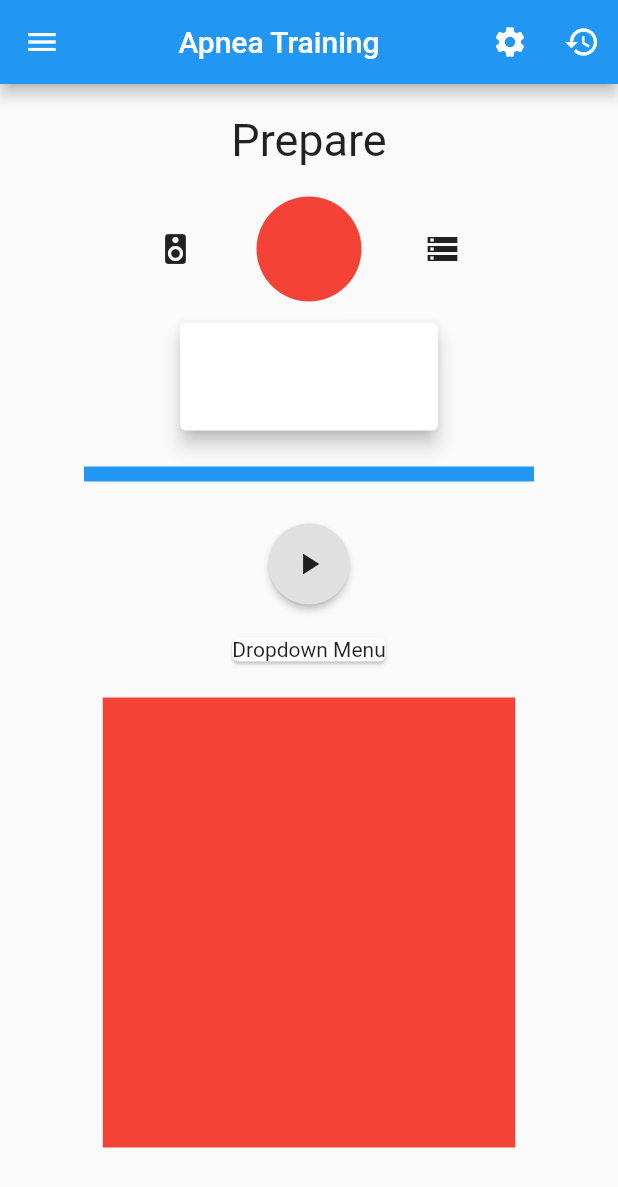
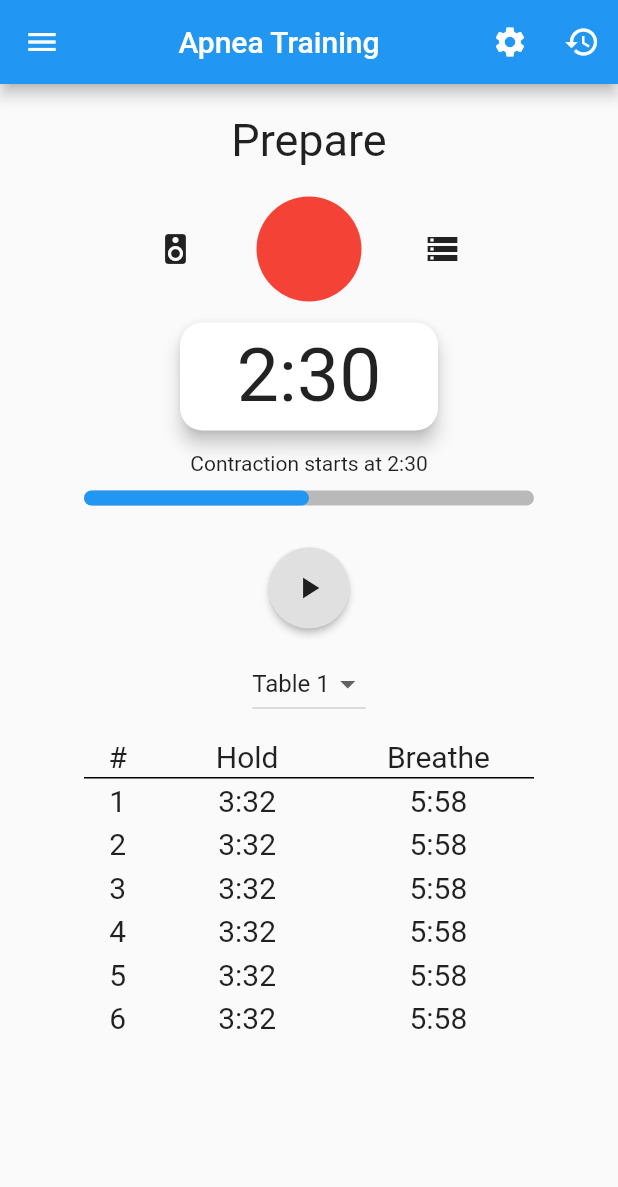
Before and after one commit to YuChaoGithub/flutter-apnea-app, a Flutter app: the screen it shows after launch, on a phone screen of 412 x 824 dp. Shown: the top 1187 px of the screen. Run offline on Flutter 3.47's test engine with Material 2 defaults, Android fonts, the phone set to English and light mode, and no system bars; drawn by our look-alikes of flutter_animation_progress_bar.

Commit message:
Completed widgets. The overall appearance is completed.

```diff
--- a/lib/screens/training_screen.dart
+++ b/lib/screens/training_screen.dart
@@ -1,6 +1,8 @@
-import 'package:apnea/widgets/drawer_widget.dart';
 import 'package:flutter/material.dart';
 
+import '../widgets/progress_bar.dart';
+import '../widgets/timer_widget.dart';
+import '../widgets/drawer_widget.dart';
 import './customize_tables_screen.dart';
 import './training_history_screen.dart';
 
@@ -37,6 +39,7 @@ class TrainingScreen extends StatelessWidget {
       body: SingleChildScrollView(
         child: Column(
           crossAxisAlignment: CrossAxisAlignment.center,
+          mainAxisAlignment: MainAxisAlignment.center,
           children: <Widget>[
             SizedBox(height: 20),
             Text(
@@ -68,19 +71,13 @@ class TrainingScreen extends StatelessWidget {
               ],
             ),
             SizedBox(height: 10),
-            Container(
-              width: 180,
-              height: 80,
-              child: Card(
-                elevation: 5,
-              ),
+            TimerWidget(),
+            Padding(
+              padding: const EdgeInsets.only(top: 10),
+              child: Text('Contraction starts at 2:30'),
             ),
-            SizedBox(height: 20),
-            Container(
-              width: 300,
-              height: 10,
-              color: Colors.blue,
-            ),
+            SizedBox(height: 10),
+            ProgressBar(),
             SizedBox(height: 20),
             Container(
               height: 70,
@@ -91,19 +88,69 @@ class TrainingScreen extends StatelessWidget {
                 onPressed: () {},
               ),
             ),
+            SizedBox(height: 5),
+            DropdownButton(
+              items: [
+                DropdownMenuItem(child: Text('Table 1')),
+              ],
+              onChanged: (val) {},
+            ),
             SizedBox(height: 10),
-            Card(
-              child: Text('Dropdown Menu'),
-            ),
-            SizedBox(height: 20),
-            Container(
-              color: Colors.red,
-              width: 275,
-              height: 300,
-            ),
+            TrainingTableWidget(),
           ],
         ),
       ),
     );
   }
 }
+
+class TrainingTableWidget extends StatelessWidget {
+  TableRow _buildTableRow(String index, String holdTime, String breatheTime,
+      {bool isTitle = false}) {
+    return TableRow(
+      decoration: isTitle
+          ? BoxDecoration(border: Border(bottom: BorderSide(width: 1)))
+          : BoxDecoration(),
+      children: <Widget>[
+        Padding(
+          padding: const EdgeInsets.symmetric(vertical: 3.0),
+          child: Text(index,
+              textAlign: TextAlign.center, style: TextStyle(fontSize: 20)),
+        ),
+        Padding(
+          padding: const EdgeInsets.symmetric(vertical: 3.0),
+          child: Text(holdTime,
+              textAlign: TextAlign.center, style: TextStyle(fontSize: 20)),
+        ),
+        Padding(
+          padding: const EdgeInsets.symmetric(vertical: 3.0),
+          child: Text(breatheTime,
+              textAlign: TextAlign.center, style: TextStyle(fontSize: 20)),
+        ),
+      ],
+    );
+  }
+
+  @override
+  Widget build(BuildContext context) {
+    return Container(
+      width: 300,
+      height: 300,
+      child: Table(
+        defaultVerticalAlignment: TableCellVerticalAlignment.top,
+        columnWidths: {
+          0: FractionColumnWidth(0.15),
+        },
+        children: <TableRow>[
+          _buildTableRow('#', 'Hold', 'Breathe', isTitle: true),
+          _buildTableRow('1', '3:32', '5:58'),
+          _buildTableRow('2', '3:32', '5:58'),
+          _buildTableRow('3', '3:32', '5:58'),
+          _buildTableRow('4', '3:32', '5:58'),
+          _buildTableRow('5', '3:32', '5:58'),
+          _buildTableRow('6', '3:32', '5:58'),
+        ],
+      ),
+    );
+  }
+}
--- /dev/null
+++ b/lib/widgets/progress_bar.dart
@@ -0,0 +1,19 @@
+import 'package:flutter/material.dart';
+import 'package:flutter_animation_progress_bar/flutter_animation_progress_bar.dart';
+
+class ProgressBar extends StatelessWidget {
+  @override
+  Widget build(BuildContext context) {
+    return Container(
+      width: 300,
+      child: FAProgressBar(
+        currentValue: 50,
+        maxValue: 100,
+        direction: Axis.horizontal,
+        size: 10,
+        progressColor: Colors.blue,
+        backgroundColor: Colors.black26,
+      ),
+    );
+  }
+}
--- a/lib/widgets/timer_widget.dart
+++ b/lib/widgets/timer_widget.dart
@@ -0,0 +1,24 @@
+import 'package:flutter/material.dart';
+
+class TimerWidget extends StatelessWidget {
+  @override
+  Widget build(BuildContext context) {
+    return Container(
+      width: 180,
+      height: 80,
+      child: Card(
+        elevation: 5,
+        shape: RoundedRectangleBorder(
+          borderRadius: BorderRadius.circular(15),
+        ),
+        child: Center(
+          child: Text(
+            '2:30',
+            textAlign: TextAlign.center,
+            style: TextStyle(fontSize: 50),
+          ),
+        ),
+      ),
+    );
+  }
+}
--- a/pubspec.yaml
+++ b/pubspec.yaml
@@ -24,6 +24,8 @@ dependencies:
   # Use with the CupertinoIcons class for iOS style icons.
   cupertino_icons: ^0.1.2
   provider: ^3.0.0+1
+  intl: ^0.15.8
+  flutter_animation_progress_bar: ^1.0.0
 
 dev_dependencies:
   flutter_test:
```
Also changed, not shown: lib/screens/breath_hold_test_screen.dart (+3 -14 lines), lib/screens/training_table_detail_screen.dart (+82 -7 lines), lib/providers/timer_provider.dart (added), lib/widgets/training_table_widget.dart (deleted), pubspec.lock, 1 other file.
